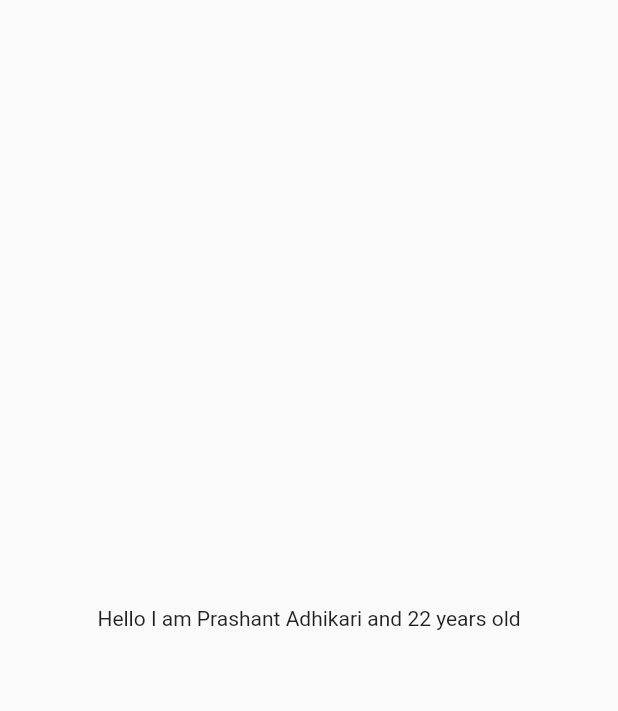
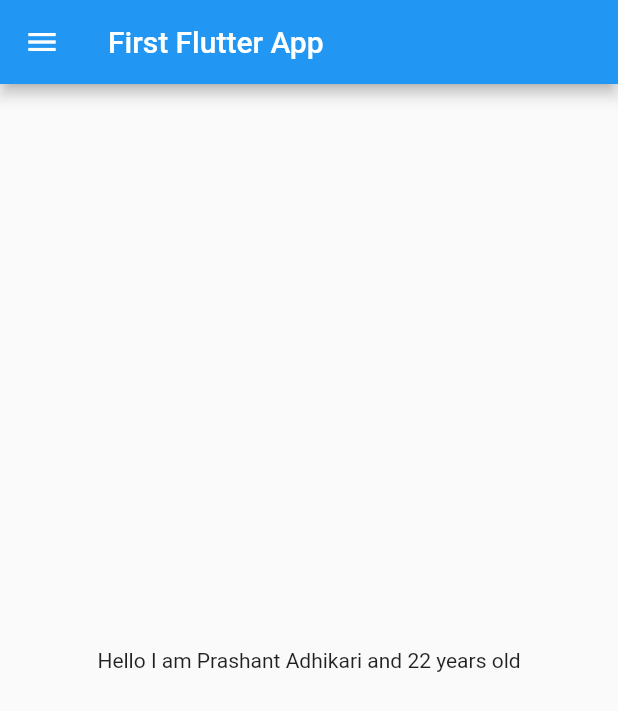
Before and after one commit to aprashant21/Flutter-Practice, a Flutter app: the screen it shows after launch, on a phone screen of 412 x 824 dp. Shown: the top 711 px of the screen. Run offline on Flutter 3.47's test engine with Material 2 defaults, Android fonts, the phone set to English and light mode, and no system bars.

Commit message:
day 2: HomePage Added

```diff
--- /dev/null
+++ b/flutter_practice1/lib/home.dart
@@ -0,0 +1,21 @@
+import 'package:flutter/material.dart';
+
+class HomePage extends StatelessWidget {
+    final String name = "Prashant Adhikari";
+    final int age = 22;
+
+  @override
+  Widget build(BuildContext context) {
+    return Scaffold(
+      appBar: AppBar(
+        title: Text("First Flutter App"),
+      ),
+      body: Center(
+        child:Container(
+          child: Text("Hello I am $name and $age years old"),
+      ),
+      ),
+      drawer: Drawer(),
+    );
+  }
+}
--- a/flutter_practice1/lib/main.dart
+++ b/flutter_practice1/lib/main.dart
@@ -1,4 +1,6 @@
 import 'package:flutter/material.dart';
+import 'package:flutter_practice1/home.dart';
+import 'home.dart';
 
 void main() {
   runApp(MyApp());
@@ -8,15 +10,6 @@ void main() {
 class MyApp extends StatelessWidget {
   @override
   Widget build(BuildContext context) {
-    String name = "Prashant Adhikari";
-    int age = 22;
-
-    return MaterialApp(
-      home: Material(
-        child: Center(
-          child: Text("Hello I am $name and $age years old"),
-        ),
-      ),
-    );
+    return MaterialApp(home: HomePage());
   }
 }
```
